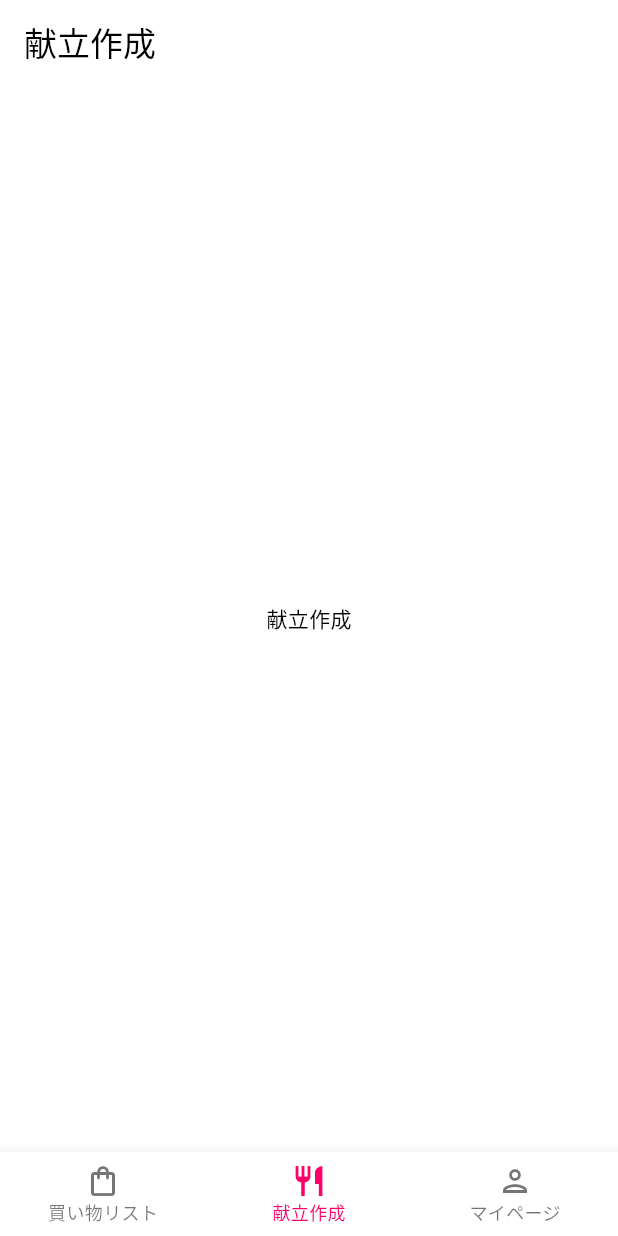
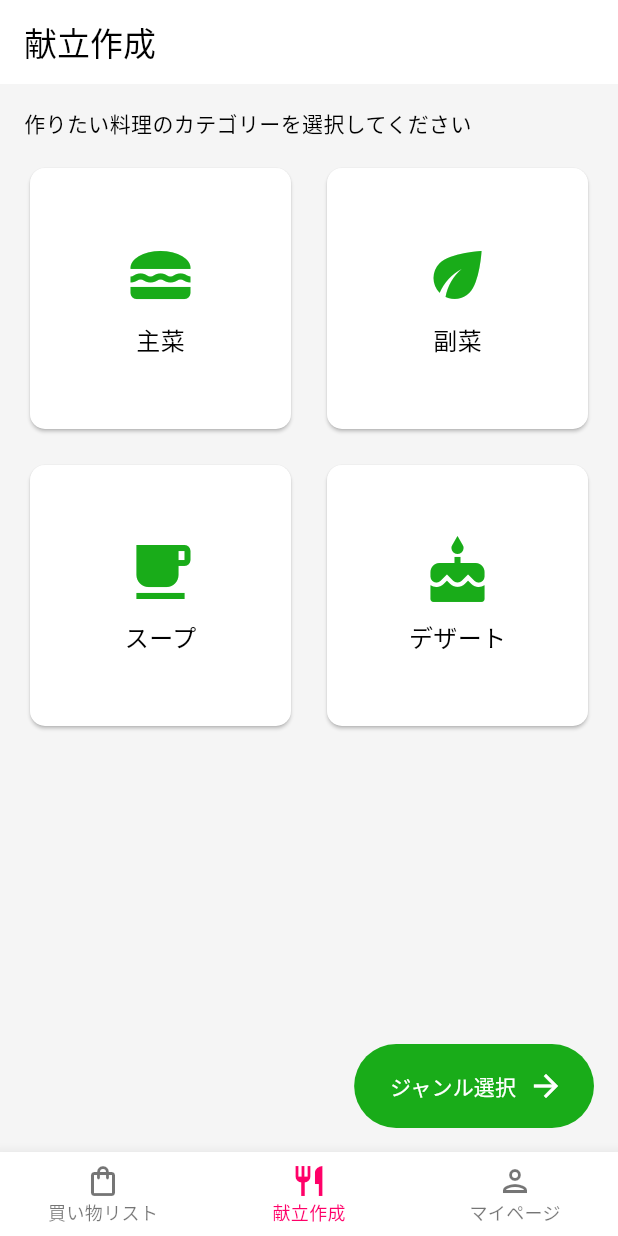
Before and after one commit to rai03k/DishCreator, a Flutter app: the screen it shows after launch, item 2 of the bottom bar chosen, on a phone screen of 412 x 824 dp. Run offline on Flutter 3.47's test engine with Material 3 defaults, Android fonts, the phone set to English and light mode, and no system bars.

Commit message:
[add]カテゴリー選択画面
・カテゴリー選択画面の追加

・背景色の追加

```diff
--- a/lib/main.dart
+++ b/lib/main.dart
@@ -16,6 +16,7 @@
     return MaterialApp(
       title: 'Flutter Demo',
       theme: ThemeData(
+        scaffoldBackgroundColor: Color(0xFFf5f5f5),
         colorScheme: const ColorScheme(
           brightness: Brightness.light,
           primary: Color(0xFF19ac19),
@@ -25,7 +26,7 @@
           error: Colors.red,
           onError: Colors.transparent,
           surface: Colors.white,
-            onSurface: Colors.black
+          onSurface: Colors.black,
         ),
         useMaterial3: true,
       ),
@@ -75,10 +76,15 @@
           _currentIndex = selectedIndex;
         }),
         items: const [
-          BottomNavigationBarItem(icon: Icon(Icons.shopping_bag_outlined), label: TextResources.shoppingListPageTitle),
           BottomNavigationBarItem(
-              icon: Icon(Icons.restaurant), label: TextResources.dishCreatePageTitle),
-          BottomNavigationBarItem(icon: Icon(Icons.person_outlined), label: TextResources.accountPageTitle),
+              icon: Icon(Icons.shopping_bag_outlined),
+              label: TextResources.shoppingListPageTitle),
+          BottomNavigationBarItem(
+              icon: Icon(Icons.restaurant),
+              label: TextResources.dishCreatePageTitle),
+          BottomNavigationBarItem(
+              icon: Icon(Icons.person_outlined),
+              label: TextResources.accountPageTitle),
         ],
       ),
     );
--- a/lib/resource/textResources.dart
+++ b/lib/resource/textResources.dart
@@ -2,4 +2,13 @@ class TextResources {
   static const shoppingListPageTitle = "買い物リスト";
   static const dishCreatePageTitle = "献立作成";
   static const accountPageTitle = "マイページ";
+
+  /* 献立作成画面 */
+  // カテゴリー選択画面
+  static const categoryDescText = "作りたい料理のカテゴリーを選択してください";
+  static const mainDish = "主菜";
+  static const sideDish = "副菜";
+  static const soup = "スープ";
+  static const dessert = "デザート";
+  static const genrePageBtn = "ジャンル選択";
 }
--- a/lib/view/dishCreatePage.dart
+++ b/lib/view/dishCreatePage.dart
@@ -1,4 +1,5 @@
 import 'package:dish_creator/resource/textResources.dart';
+import 'package:dish_creator/view/dishCreaterPage/categoryPage.dart';
 import 'package:flutter/cupertino.dart';
 import 'package:flutter/material.dart';
 
@@ -10,11 +11,10 @@ class DishCreaterPage extends StatefulWidget {
 }
 
 class _DishCreatePageState extends State<DishCreaterPage> {
-
   @override
   Widget build(BuildContext context) {
-    return Center(
-      child: Text(TextResources.dishCreatePageTitle),
+    return Container(
+      child: CategoryPage(),
     );
   }
 }
--- /dev/null
+++ b/lib/view/dishCreaterPage/categoryPage.dart
@@ -0,0 +1,114 @@
+import 'package:dish_creator/resource/textResources.dart';
+import 'package:flutter/material.dart';
+
+class CategoryPage extends StatefulWidget {
+  @override
+  _CategoryPageState createState() => _CategoryPageState();
+}
+
+class _CategoryPageState extends State<CategoryPage> {
+  // アイコンとテキストをまとめたリスト
+  final List<Map<String, dynamic>> categories = [
+    {'icon': Icons.lunch_dining, 'text': TextResources.mainDish},
+    {'icon': Icons.eco, 'text': TextResources.sideDish},
+    {'icon': Icons.local_cafe, 'text': TextResources.soup},
+    {'icon': Icons.cake, 'text': TextResources.dessert},
+  ];
+
+  // タップされた要素を保存するリスト
+  List<String> selectedItems = [];
+
+  // タップされたボタンのインデックスを保存
+  List<bool> isSelected = [false, false, false, false];
+
+  @override
+  Widget build(BuildContext context) {
+    return Scaffold(
+      body: Padding(
+        padding: const EdgeInsets.all(16.0),
+        child: Column(
+          crossAxisAlignment: CrossAxisAlignment.start,
+          children: [
+            Text(TextResources.categoryDescText),
+            SizedBox(height: 16),
+            Expanded(
+              child: GridView.builder(
+                gridDelegate: SliverGridDelegateWithFixedCrossAxisCount(
+                  crossAxisCount: 2, // 2列
+                  crossAxisSpacing: 16,
+                  mainAxisSpacing: 16,
+                ),
+                itemCount: categories.length,
+                itemBuilder: (context, index) {
+                  return GestureDetector(
+                    onTap: () {
+                      setState(() {
+                        // タップ時に色を変更し、選択された文字列を配列に保存
+                        isSelected[index] = !isSelected[index];
+
+                        if (isSelected[index]) {
+                          selectedItems.add(categories[index]['text']);
+                        } else {
+                          selectedItems.remove(categories[index]['text']);
+                        }
+                      });
+                      print(selectedItems); // 選択された項目を表示
+                    },
+                    child: Card(
+                      color: isSelected[index]
+                          ? Theme.of(context).colorScheme.primary
+                          : Theme.of(context).colorScheme.onPrimary,
+                      shape: RoundedRectangleBorder(
+                        borderRadius: BorderRadius.circular(10),
+                      ),
+                      child: Padding(
+                        padding: const EdgeInsets.all(16.0),
+                        child: Column(
+                          mainAxisAlignment: MainAxisAlignment.center,
+                          children: [
+                            Icon(
+                              categories[index]['icon'],
+                              size: 48,
+                              color: isSelected[index]
+                                  ? Theme.of(context).colorScheme.onPrimary
+                                  : Theme.of(context).colorScheme.primary,
+                            ),
+                            SizedBox(height: 8),
+                            Text(
+                              categories[index]['text'],
+                              style: TextStyle(
+                                  fontSize: 16,
+                                  color: isSelected[index]
+                                      ? Theme.of(context).colorScheme.onPrimary
+                                      : Theme.of(context)
+                                          .colorScheme
+                                          .onSurface),
+                            ),
+                          ],
+                        ),
+                      ),
+                    ),
+                  );
+                },
+              ),
+            ),
+          ],
+        ),
+      ),
+      floatingActionButton: FloatingActionButton.extended(
+        onPressed: () {},
+        label: Row(
+          children: [
+            Text(TextResources.genrePageBtn),
+            SizedBox(width: 8),
+            Icon(Icons.arrow_forward)
+          ],
+        ),
+        icon: Container(),
+        shape: StadiumBorder(), // 楕円形
+        elevation: 0.0,
+        highlightElevation: 0.0,
+      ),
+    );
+  }
+}
```
Lines whose indentation alone changed are shown as unchanged.
